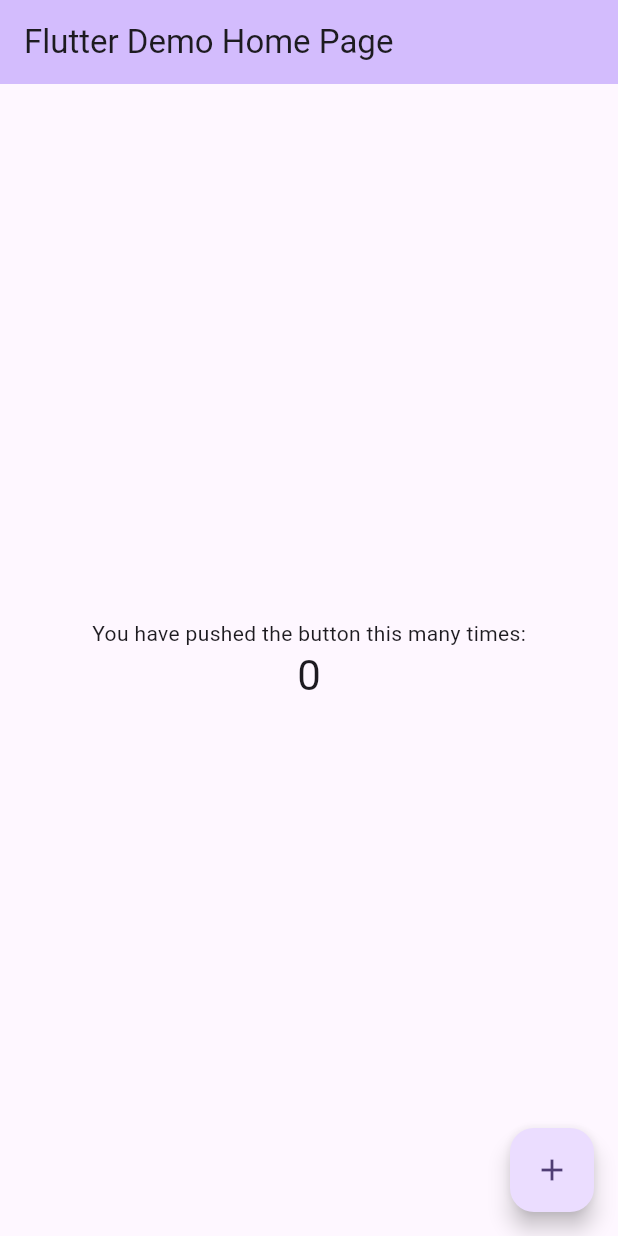
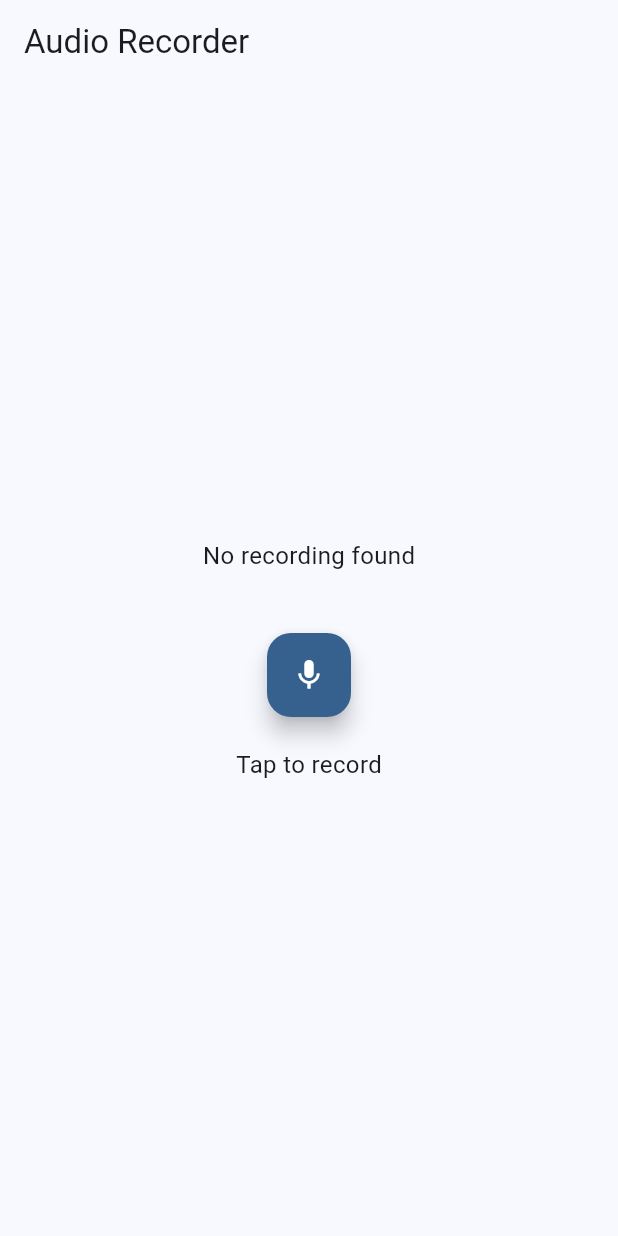
Before and after one commit to doguclks/Background_Audio_Voice_Recording_Service_w_Flutter, a Flutter app: the screen it shows after launch, on a phone screen of 412 x 824 dp. Run offline on Flutter 3.47's test engine with Material 3 defaults, Android fonts, the phone set to English and light mode, and no system bars; our stand-ins replace just_audio; missing offline and left inert: record.

Commit message:
last version

```diff
--- a/lib/main.dart
+++ b/lib/main.dart
@@ -1,3 +1,4 @@
+import 'package:app/pages/home.dart';
 import 'package:flutter/material.dart';
 
 void main() {
@@ -11,115 +12,13 @@ class MyApp extends StatelessWidget {
   @override
   Widget build(BuildContext context) {
     return MaterialApp(
-      title: 'Flutter Demo',
+      title: 'Background_Audio_Voice_Recording_Service',
+      debugShowCheckedModeBanner: false,
       theme: ThemeData(
-        // This is the theme of your application.
-        //
-        // TRY THIS: Try running your application with "flutter run". You'll see
-        // the application has a purple toolbar. Then, without quitting the app,
-        // try changing the seedColor in the colorScheme below to Colors.green
-        // and then invoke "hot reload" (save your changes or press the "hot
-        // reload" button in a Flutter-supported IDE, or press "r" if you used
-        // the command line to start the app).
-        //
-        // Notice that the counter didn't reset back to zero; the application
-        // state is not lost during the reload. To reset the state, use hot
-        // restart instead.
-        //
-        // This works for code too, not just values: Most code changes can be
-        // tested with just a hot reload.
-        colorScheme: ColorScheme.fromSeed(seedColor: Colors.deepPurple),
+        colorScheme: ColorScheme.fromSeed(seedColor: Colors.blue),
         useMaterial3: true,
       ),
-      home: const MyHomePage(title: 'Flutter Demo Home Page'),
+      home: HomePage(),
     );
   }
 }
-
-class MyHomePage extends StatefulWidget {
-  const MyHomePage({super.key, required this.title});
-
-  // This widget is the home page of your application. It is stateful, meaning
-  // that it has a State object (defined below) that contains fields that affect
-  // how it looks.
-
-  // This class is the configuration for the state. It holds the values (in this
-  // case the title) provided by the parent (in this case the App widget) and
-  // used by the build method of the State. Fields in a Widget subclass are
-  // always marked "final".
-
-  final String title;
-
-  @override
-  State<MyHomePage> createState() => _MyHomePageState();
-}
-
-class _MyHomePageState extends State<MyHomePage> {
-  int _counter = 0;
-
-  void _incrementCounter() {
-    setState(() {
-      // This call to setState tells the Flutter framework that something has
-      // changed in this State, which causes it to rerun the build method below
-      // so that the display can reflect the updated values. If we changed
-      // _counter without calling setState(), then the build method would not be
-      // called again, and so nothing would appear to happen.
-      _counter++;
-    });
-  }
-
-  @override
-  Widget build(BuildContext context) {
-    // This method is rerun every time setState is called, for instance as done
-    // by the _incrementCounter method above.
-    //
-    // The Flutter framework has been optimized to make rerunning build methods
-    // fast, so that you can just rebuild anything that needs updating rather
-    // than having to individually change instances of widgets.
-    return Scaffold(
-      appBar: AppBar(
-        // TRY THIS: Try changing the color here to a specific color (to
-        // Colors.amber, perhaps?) and trigger a hot reload to see the AppBar
-        // change color while the other colors stay the same.
-        backgroundColor: Theme.of(context).colorScheme.inversePrimary,
-        // Here we take the value from the MyHomePage object that was created by
-        // the App.build method, and use it to set our appbar title.
-        title: Text(widget.title),
-      ),
-      body: Center(
-        // Center is a layout widget. It takes a single child and positions it
-        // in the middle of the parent.
-        child: Column(
-          // Column is also a layout widget. It takes a list of children and
-          // arranges them vertically. By default, it sizes itself to fit its
-          // children horizontally, and tries to be as tall as its parent.
-          //
-          // Column has various properties to control how it sizes itself and
-          // how it positions its children. Here we use mainAxisAlignment to
-          // center the children vertically; the main axis here is the vertical
-          // axis because Columns are vertical (the cross axis would be
-          // horizontal).
-          //
-          // TRY THIS: Invoke "debug painting" (choose the "Toggle Debug Paint"
-          // action in the IDE, or press "p" in the console), to see the
-          // wireframe for each widget.
-          mainAxisAlignment: MainAxisAlignment.center,
-          children: <Widget>[
-            const Text(
-              'You have pushed the button this many times:',
-            ),
-            Text(
-              '$_counter',
-              style: Theme.of(context).textTheme.headlineMedium,
-            ),
-          ],
-        ),
-      ),
-      floatingActionButton: FloatingActionButton(
-        onPressed: _incrementCounter,
-        tooltip: 'Increment',
-        child: const Icon(Icons.add),
-      ), // This trailing comma makes auto-formatting nicer for build methods.
-    );
-  }
-}
--- /dev/null
+++ b/lib/pages/home.dart
@@ -0,0 +1,92 @@
+import 'package:app/functions/record_functions.dart';
+import 'package:flutter/material.dart';
+
+class HomePage extends StatefulWidget {
+  const HomePage({super.key});
+
+  @override
+  State<HomePage> createState() => _HomePageState();
+}
+
+class _HomePageState extends State<HomePage> {
+  bool isRecording = false;
+  bool isPlaying = false;
+  String? recordingPath;
+
+  @override
+  Widget build(BuildContext context) {
+    return Scaffold(
+      appBar: AppBar(
+        title: const Text("Audio Recorder"),
+      ),
+      body: Center(
+        child: Column(
+          mainAxisAlignment: MainAxisAlignment.center,
+          children: [
+            // Show the play/stop button if a recording exists
+            if (recordingPath != null)
+              MaterialButton(
+                onPressed: () {
+                  setState(() {
+                    if (isPlaying) {
+                      audioPlayerPlay();
+                      isPlaying = false;
+                    } else {
+                      audioPlayerPlay();
+                      isPlaying = true;
+                    }
+                  });
+                },
+                color: Theme.of(context).colorScheme.primary,
+                child: Text(
+                  isPlaying
+                      ? "Stop Playing Recording"
+                      : "Start Playing Recording",
+                  style: const TextStyle(
+                    color: Colors.white,
+                  ),
+                ),
+              )
+            else
+              const Text("No recording found", style: TextStyle(fontSize: 16)),
+
+            const SizedBox(height: 40),
+
+            // Floating action button for recording
+            FloatingActionButton(
+              onPressed: () {
+                if (isRecording) {
+                  stopRecording();
+                  setState(() {
+                    isRecording = false;
+                  });
+                } else {
+                  startRecording();
+                  setState(() {
+                    recordingPath =
+                        "mock_path/recording.mp4"; // Update with real path after recording
+                    isRecording = true;
+                  });
+                }
+              },
+              backgroundColor: isRecording
+                  ? Colors.red
+                  : Theme.of(context).colorScheme.primary,
+              child: Icon(
+                isRecording ? Icons.stop : Icons.mic,
+                color: Colors.white,
+              ),
+            ),
+
+            const SizedBox(height: 20),
+
+            Text(
+              isRecording ? "Recording..." : "Tap to record",
+              style: const TextStyle(fontSize: 16),
+            ),
+          ],
+        ),
+      ),
+    );
+  }
+}
```
Also changed, not shown: lib/functions/record_functions.dart (added, +33 -0 lines), pubspec.yaml (+9 -6 lines), pubspec.lock, 9 other files.
